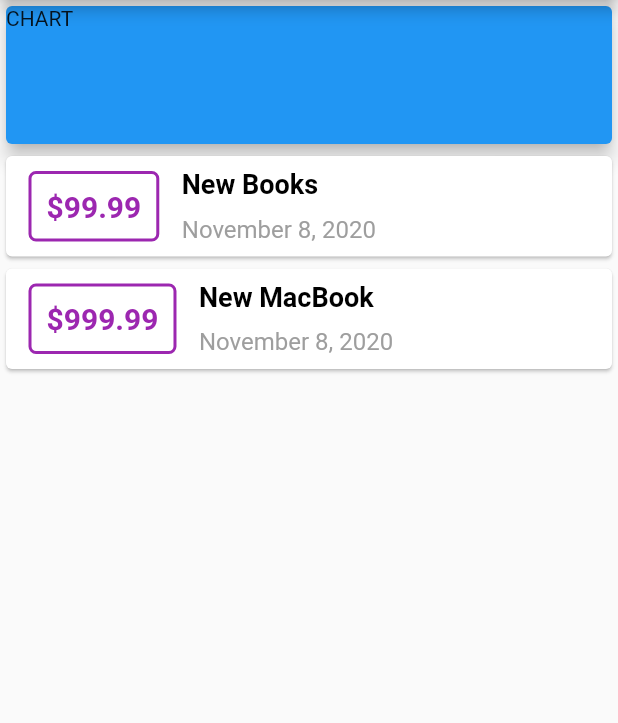
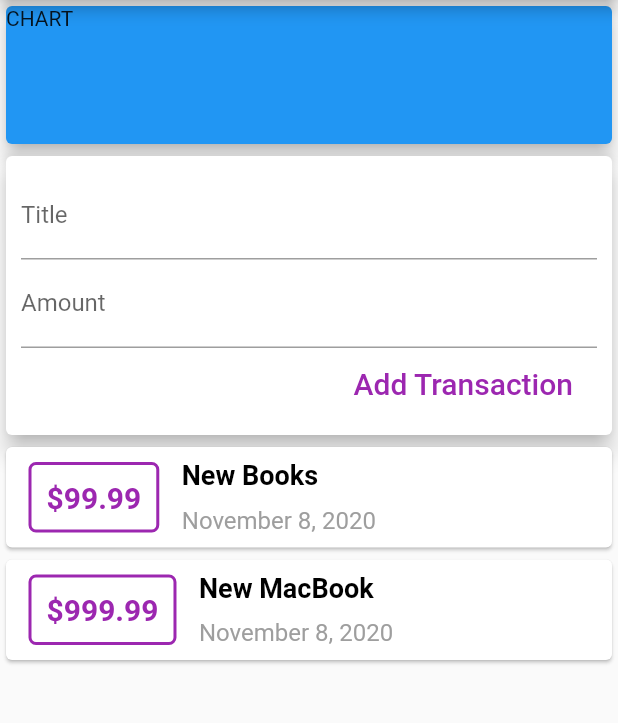
Before and after one commit to Daniel-Sogbey/flutter_pl_app-flutter-series-2-, a Flutter app: the screen it shows after launch, on a phone screen of 412 x 824 dp, the part 84-807 px from its top. Run offline on Flutter 3.47's test engine with Material 2 defaults, Android fonts, the phone set to English and light mode, and no system bars.

Commit message:
Enabling Users to added transactions through a TextInput Widget.

```diff
--- a/lib/main.dart
+++ b/lib/main.dart
@@ -33,6 +33,14 @@ class MyHomePage extends StatelessWidget {
     ),
   ];
 
+  final titleController = TextEditingController();
+  final amountController = TextEditingController();
+
+  void _addTransaction() {
+    print(titleController.text);
+    print(amountController.text);
+  }
+
   @override
   Widget build(BuildContext context) {
     return Scaffold(
@@ -42,6 +50,7 @@ class MyHomePage extends StatelessWidget {
       body: Column(
         mainAxisAlignment: MainAxisAlignment.start,
         children: <Widget>[
+          //-----------------CHART AREA -------------------------
           Container(
             width: double.infinity,
             height: 100.0,
@@ -49,6 +58,47 @@ class MyHomePage extends StatelessWidget {
               color: Colors.blue,
               child: Text('CHART'),
               elevation: 5,
+            ),
+          ),
+          //-----------------INPUT AREA---------------------
+          Card(
+            elevation: 6,
+            child: Container(
+              padding: EdgeInsets.symmetric(vertical: 10.0, horizontal: 10.0),
+              child: Column(
+                crossAxisAlignment: CrossAxisAlignment.end,
+                children: <Widget>[
+                  TextField(
+                    decoration: InputDecoration(
+                      labelText: 'Title',
+                    ),
+                    // onChanged: (value) {
+                    //   titleInput = value;
+                    // },
+                    controller: titleController,
+                  ),
+                  TextField(
+                    decoration: InputDecoration(
+                      labelText: 'Amount',
+                    ),
+                    controller: amountController,
+                    // onChanged: (value) {
+                    //   amountInput = value;
+                    // },
+                  ),
+                  FlatButton(
+                    onPressed: _addTransaction,
+                    textColor: Colors.purple,
+                    splashColor: Colors.blue,
+                    child: Text(
+                      'Add Transaction',
+                      style: TextStyle(
+                        fontSize: 20.0,
+                      ),
+                    ),
+                  )
+                ],
+              ),
             ),
           ),
           Column(
```
